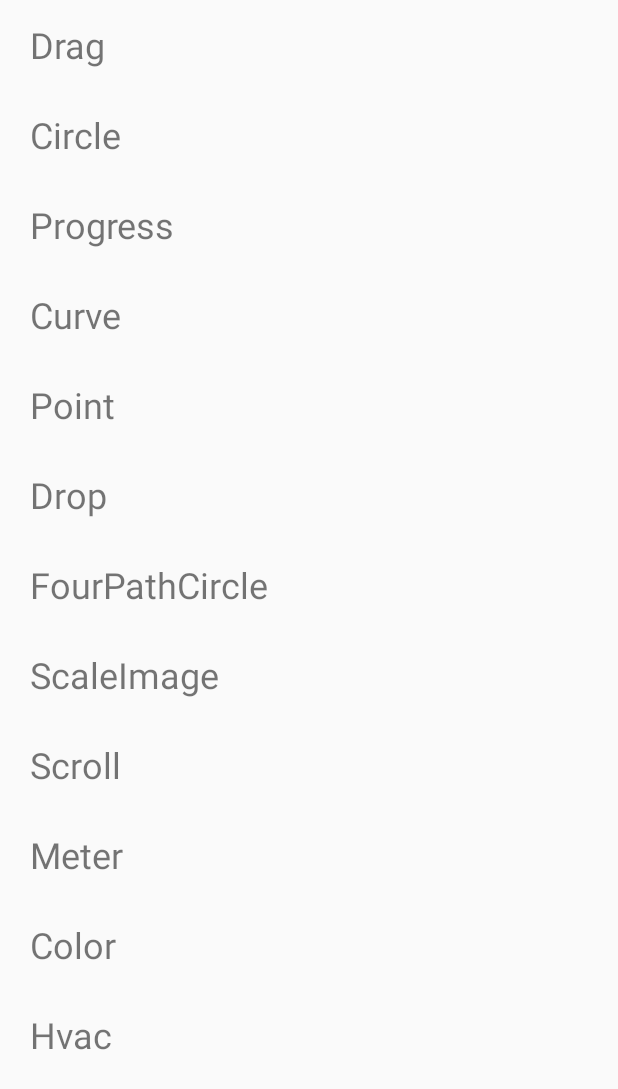
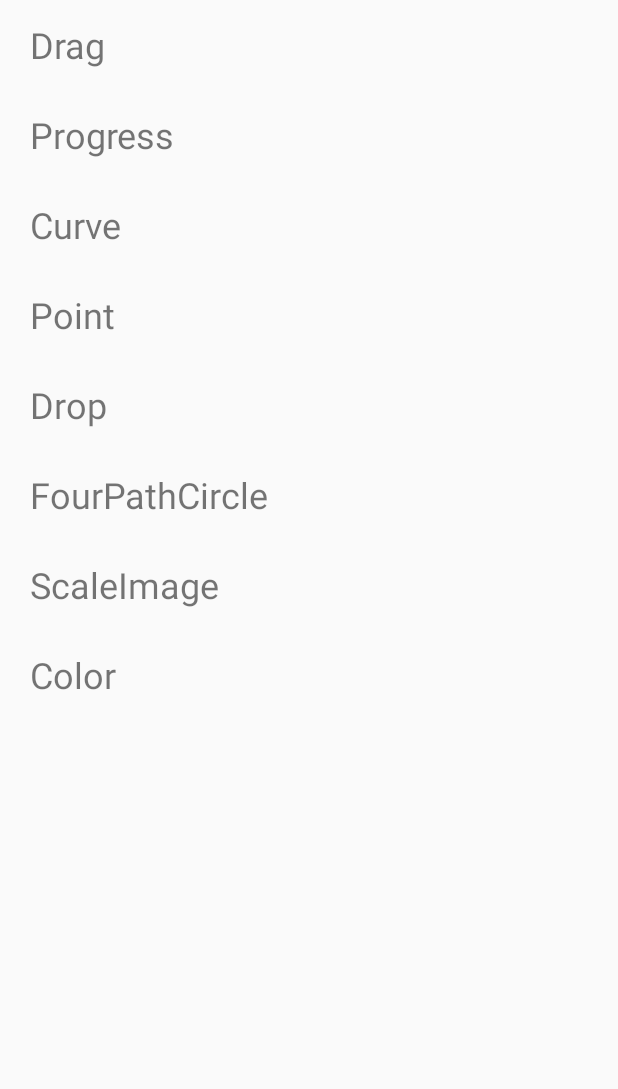
Before and after one commit to jinganghuluwa/ViewDragHelperSearch, an Android app: the screen it shows after launch (MainActivity), on a phone screen of 412 x 824 dp. Shown: the top 1089 px of the screen. Run offline under Robolectric (Android 15) with nearby library versions, the phone set to English and light mode, and no system bars.

Commit message:
Modify homepage
Signed-off-by: tongzhichao <tongzhichao@le.com>

```diff
--- a/app/src/main/java/com/tongzhichao/MainActivity.java
+++ b/app/src/main/java/com/tongzhichao/MainActivity.java
@@ -53,17 +53,17 @@ public class MainActivity extends AppCompatActivity {
 
     private void initData() {
         mDataList.add(new ViewBean("Drag", DragActivity.class));
-        mDataList.add(new ViewBean("Circle", CircleActivity.class));
+//        mDataList.add(new ViewBean("Circle", CircleActivity.class));
         mDataList.add(new ViewBean("Progress", CircleProgressActivity.class));
         mDataList.add(new ViewBean("Curve", CurveActivity.class));
         mDataList.add(new ViewBean("Point", PointActivity.class));
         mDataList.add(new ViewBean("Drop", DropActivity.class));
         mDataList.add(new ViewBean("FourPathCircle", FourPathCircleActivity.class));
         mDataList.add(new ViewBean("ScaleImage", ScaleImageActivity.class));
-        mDataList.add(new ViewBean("Scroll", ScrollActivity.class));
-        mDataList.add(new ViewBean("Meter", MeterActivity.class));
+//        mDataList.add(new ViewBean("Scroll", ScrollActivity.class));
+//        mDataList.add(new ViewBean("Meter", MeterActivity.class));
         mDataList.add(new ViewBean("Color", ColorActivity.class));
-        mDataList.add(new ViewBean("Hvac", HvacActivity.class));
+//        mDataList.add(new ViewBean("Hvac", HvacActivity.class));
     }
 
     private class ListAdapter extends RecyclerView.Adapter<ListAdapter.ListHolder> {
```
